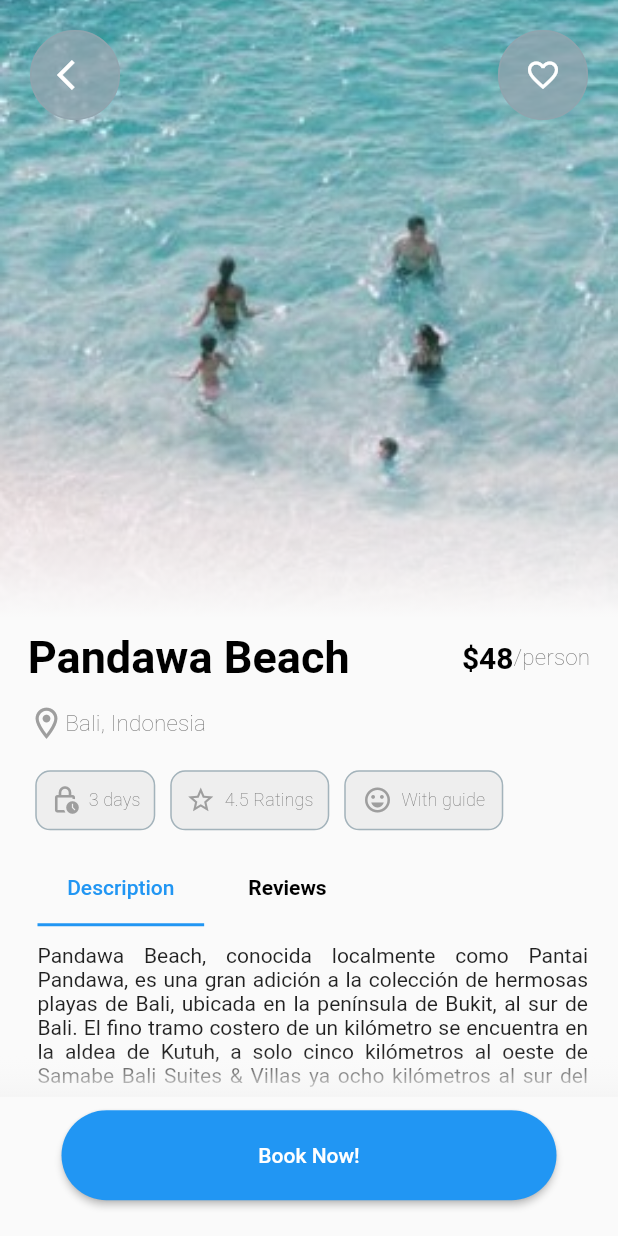
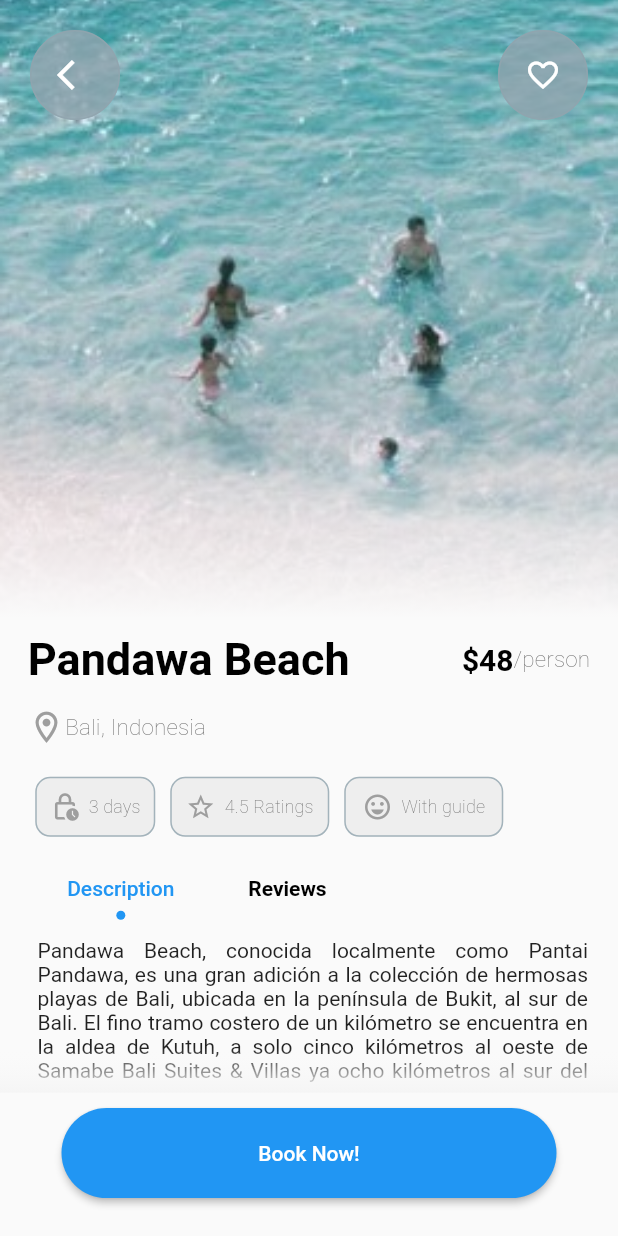
Before and after one commit to LDTare/aplicacion_playa, a Flutter app: the screen it shows after launch, after a tap on "Get Started!", on a phone screen of 412 x 824 dp. Run offline on Flutter 3.47's test engine with Material 2 defaults, Android fonts, the light colour scheme and no system bars.

Commit message:
Indicador circular

```diff
--- a/lib/Screen2.dart
+++ b/lib/Screen2.dart
@@ -249,10 +249,12 @@ class _cuerpo extends State<cuerpo> with SingleTickerProviderStateMixin{
             ),
 
             Container(
-              height: 50,
+              height: 40,
               width: 250,
               margin:  EdgeInsets.only(left: 25.0, right: MediaQuery.of(context).size.width * 0.4),
               child: TabBar(
+
+                indicator: CircleTabIndicator(color: Colors.blue, radius: 3),
                 labelColor: Colors.blue,
                 labelStyle: Theme.of(context).textTheme.labelLarge?.copyWith(
                   fontWeight: FontWeight.w500
@@ -346,3 +348,29 @@ class _cuerpo extends State<cuerpo> with SingleTickerProviderStateMixin{
     );
   }
 }
+
+
+class CircleTabIndicator extends Decoration {
+  final BoxPainter _painter;
+
+  CircleTabIndicator({required Color color, required double radius}) : _painter = _CirclePainter(color, radius);
+
+  @override
+  BoxPainter createBoxPainter([VoidCallback? onChanged]) => _painter;
+}
+
+class _CirclePainter extends BoxPainter {
+  final Paint _paint;
+  final double radius;
+
+  _CirclePainter(Color color, this.radius)
+      : _paint = Paint()
+          ..color = color
+          ..isAntiAlias = true;
+
+  @override
+  void paint(Canvas canvas, Offset offset, ImageConfiguration cfg) {
+    final Offset circleOffset = offset + Offset(cfg.size!.width / 2, cfg.size!.height - radius);
+    canvas.drawCircle(circleOffset, radius, _paint);
+  }
+}
```
